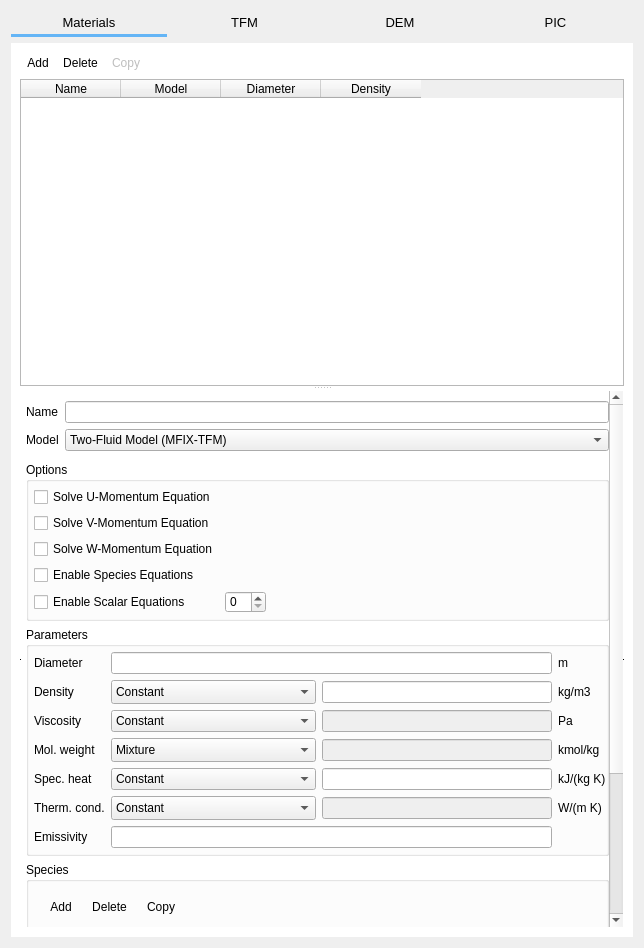
The window that gui/uifiles/solids.ui (truongd8593/mfix) describes before a commit, drawn with Qt 5.
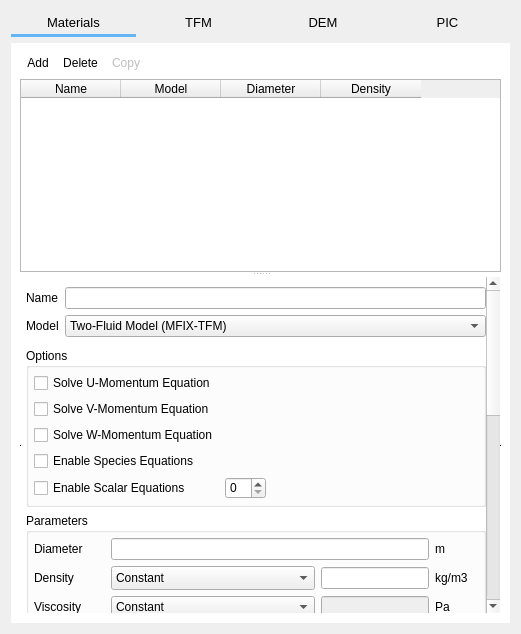
The same window after the commit. Custom widgets are drawn as their Qt base class.

Commit message: fix horizontal size of solids table

The edit to the form file:
```diff
--- a/gui/uifiles/solids.ui
+++ b/gui/uifiles/solids.ui
@@ -6,8 +6,8 @@
    <rect>
     <x>0</x>
     <y>0</y>
-    <width>644</width>
-    <height>948</height>
+    <width>521</width>
+    <height>634</height>
    </rect>
   </property>
   <property name="windowTitle">
@@ -228,7 +228,7 @@
           <property name="minimumSize">
            <size>
             <width>0</width>
-            <height>60</height>
+            <height>0</height>
            </size>
           </property>
           <property name="maximumSize">
@@ -240,12 +240,18 @@
           <property name="frameShadow">
            <enum>QFrame::Plain</enum>
           </property>
+          <property name="alternatingRowColors">
+           <bool>false</bool>
+          </property>
           <property name="selectionMode">
            <enum>QAbstractItemView::SingleSelection</enum>
           </property>
           <property name="selectionBehavior">
            <enum>QAbstractItemView::SelectRows</enum>
           </property>
+          <property name="rowCount">
+           <number>0</number>
+          </property>
           <attribute name="horizontalHeaderHighlightSections">
            <bool>false</bool>
           </attribute>
@@ -281,11 +287,17 @@
            <bool>true</bool>
           </property>
           <property name="sizePolicy">
-           <sizepolicy hsizetype="Expanding" vsizetype="MinimumExpanding">
+           <sizepolicy hsizetype="Expanding" vsizetype="Preferred">
             <horstretch>0</horstretch>
             <verstretch>0</verstretch>
            </sizepolicy>
           </property>
+          <property name="maximumSize">
+           <size>
+            <width>16777215</width>
+            <height>600</height>
+           </size>
+          </property>
           <property name="autoFillBackground">
            <bool>false</bool>
           </property>
@@ -305,11 +317,17 @@
            <property name="geometry">
             <rect>
              <x>0</x>
-             <y>0</y>
-             <width>606</width>
-             <height>786</height>
+             <y>-453</y>
+             <width>467</width>
+             <height>804</height>
             </rect>
            </property>
+           <property name="sizePolicy">
+            <sizepolicy hsizetype="Preferred" vsizetype="MinimumExpanding">
+             <horstretch>0</horstretch>
+             <verstretch>0</verstretch>
+            </sizepolicy>
+           </property>
            <property name="styleSheet">
             <string notr="true"/>
            </property>
```
Left out of the diff: 7 changed lines with no effect on the pictures. The commit also changes 1 other file.
